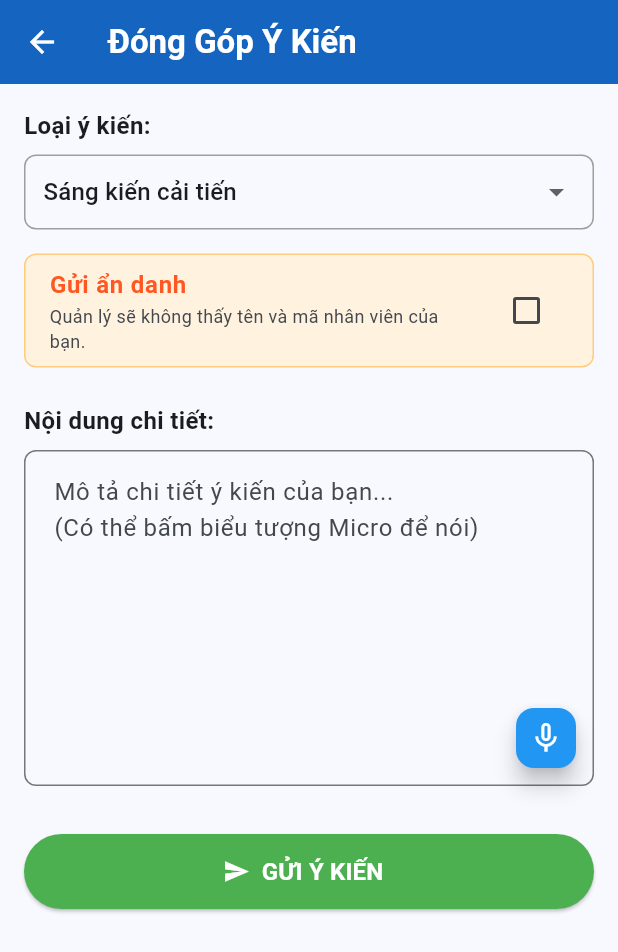
After one commit to feed6789/factory-app, a Flutter app: the FeedbackMainPage screen opened directly, on a phone screen of 412 x 824 dp. The commit adds this screen. Shown: the top 952 px of the screen. Run offline on Flutter 3.47's test engine with Material 3 defaults, Android fonts, the phone set to English and light mode, and no system bars; our stand-ins replace csv, file_picker, fl_chart, flutter_dotenv, flutter_riverpod, freezed_annotation and 2 more; missing offline and left inert: universal_html; accounts and stored records are empty.

Commit message:
feedback

```diff
--- /dev/null
+++ b/devtools_options.yaml
@@ -0,0 +1,3 @@
+description: This file stores settings for Dart & Flutter DevTools.
+documentation: https://docs.flutter.dev/tools/devtools/extensions#configure-extension-enablement-states
+extensions:
--- a/lib/features/admin/controllers/department_controller.dart
+++ b/lib/features/admin/controllers/department_controller.dart
@@ -11,6 +11,7 @@ final Map<String, String> GROUP_NAMES = {
   "cham_cong": "Chấm Công & Xếp Loại",
   "duyet_don": "Duyệt Đơn Từ",
   "bao_cao": "Báo cáo & Thống kê",
+  "gop_y": "Đóng Góp & Tiện Ích",
 };
 
 final Map<String, Map<String, String>> ALL_FEATURES_NESTED = {
@@ -41,6 +42,7 @@ final Map<String, Map<String, String>> ALL_FEATURES_NESTED = {
     "bao_cao_enter_data": "Nhập liệu báo cáo hàng ngày",
     "bao_cao_config_cabinet": "Cấu hình (Thêm/Sửa/Xóa Tủ điện)",
   },
+  "gop_y": {"gop_y": "Đóng góp Ý kiến"},
 };
 
 final divisionListProvider = FutureProvider<List<Map<String, dynamic>>>((
--- a/lib/features/admin/views/department_management_page.dart
+++ b/lib/features/admin/views/department_management_page.dart
@@ -17,6 +17,7 @@ const Map<String, String> ALL_FEATURES = {
   "tai_san": "Quản lý Tài sản",
   "san_xuat": "Nhật ký Sản xuất",
   "giao_viec": "Giao Việc",
+  "gop_y": "Đóng góp Ý kiến",
 };
 const List<String> ROLES = [
   'admin',
--- /dev/null
+++ b/lib/features/attendance/views/feedback_main_page.dart
@@ -0,0 +1,67 @@
+import 'package:flutter/material.dart';
+import 'package:flutter_riverpod/flutter_riverpod.dart';
+import '../../auth/controllers/auth_controller.dart';
+import 'feedback_submission_page.dart';
+import 'feedback_management_tab.dart';
+
+class FeedbackMainPage extends ConsumerWidget {
+  const FeedbackMainPage({super.key});
+
+  @override
+  Widget build(BuildContext context, WidgetRef ref) {
+    final profileAsync = ref.watch(currentProfileProvider);
+
+    return profileAsync.when(
+      loading: () =>
+          const Scaffold(body: Center(child: CircularProgressIndicator())),
+      error: (err, stack) => Scaffold(body: Center(child: Text("Lỗi: $err"))),
+      data: (profile) {
+        if (profile == null)
+          return const Scaffold(body: Center(child: Text("Không có dữ liệu")));
+
+        // Kiểm tra xem user có quyền quản lý không
+        final isManager = [
+          'admin',
+          'director',
+          'team_leader',
+          'section_head',
+        ].contains(profile.role);
+
+        if (!isManager) {
+          // Worker bình thường chỉ thấy trang gửi
+          return const FeedbackSubmissionPage(isStandalone: true);
+        }
+
+        // Quản lý sẽ thấy giao diện 2 Tabs
+        return DefaultTabController(
+          length: 2,
+          child: Scaffold(
+            appBar: AppBar(
+              title: const Text(
+                "Ý Kiến & Đóng Góp",
+                style: TextStyle(fontWeight: FontWeight.bold),
+              ),
+              backgroundColor: Colors.blue.shade800,
+              foregroundColor: Colors.white,
+              bottom: const TabBar(
+                labelColor: Colors.orangeAccent,
+                unselectedLabelColor: Colors.white70,
+                indicatorColor: Colors.orangeAccent,
+                tabs: [
+                  Tab(icon: Icon(Icons.list_alt), text: "Quản Lý Ý Kiến"),
+                  Tab(icon: Icon(Icons.send), text: "Gửi Ý Kiến"),
+                ],
+              ),
+            ),
+            body: const TabBarView(
+              children: [
+                FeedbackManagementTab(),
+                FeedbackSubmissionPage(isStandalone: false),
+              ],
+            ),
+          ),
+        );
+      },
+    );
+  }
+}
--- /dev/null
+++ b/lib/features/attendance/views/feedback_submission_page.dart
@@ -0,0 +1,261 @@
+import 'package:flutter/material.dart';
+import 'package:flutter_riverpod/flutter_riverpod.dart';
+import 'package:speech_to_text/speech_to_text.dart' as stt;
+import '../controllers/feedback_controller.dart';
+import '../../auth/controllers/auth_controller.dart';
+
+class FeedbackSubmissionPage extends ConsumerStatefulWidget {
+  // 1. KHAI BÁO isStandalone Ở ĐÂY
+  final bool isStandalone;
+
+  const FeedbackSubmissionPage({super.key, this.isStandalone = true});
+
+  @override
+  ConsumerState<FeedbackSubmissionPage> createState() =>
+      _FeedbackSubmissionPageState();
+}
+
+class _FeedbackSubmissionPageState
+    extends ConsumerState<FeedbackSubmissionPage> {
+  final _contentCtrl = TextEditingController();
+  String _selectedType = 'Sáng kiến cải tiến';
+
+  // 2. KHAI BÁO _isAnonymous Ở ĐÂY
+  bool _isAnonymous = false;
+
+  final List<String> _types = [
+    'Sáng kiến cải tiến',
+    'Báo cáo Lỗi / Hỏng hóc',
+    'Khó khăn trong công việc',
+    'Khác',
+  ];
+
+  late stt.SpeechToText _speech;
+  bool _isListening = false;
+  String _previousText = '';
+
+  @override
+  void initState() {
+    super.initState();
+    _speech = stt.SpeechToText();
+  }
+
+  void _listen() async {
+    if (!_isListening) {
+      try {
+        bool available = await _speech.initialize(
+          onStatus: (val) {
+            if (val == 'done' || val == 'notListening') {
+              setState(() => _isListening = false);
+            }
+          },
+          onError: (val) {
+            setState(() => _isListening = false);
+          },
+        );
+
+        if (available) {
+          setState(() {
+            _isListening = true;
+            _previousText = _contentCtrl.text;
+            if (_previousText.isNotEmpty && !_previousText.endsWith(' ')) {
+              _previousText += ' ';
+            }
+          });
+          _speech.listen(
+            onResult: (val) => setState(() {
+              _contentCtrl.text = _previousText + val.recognizedWords;
+            }),
+            localeId: 'vi_VN',
+          );
+        } else {
+          ScaffoldMessenger.of(context).showSnackBar(
+            const SnackBar(
+              content: Text(
+                'Không hỗ trợ nhận diện giọng nói hoặc chưa cấp quyền.',
+              ),
+              backgroundColor: Colors.orange,
+            ),
+          );
+        }
+      } catch (e) {
+        setState(() => _isListening = false);
+      }
+    } else {
+      setState(() => _isListening = false);
+      _speech.stop();
+    }
+  }
+
+  @override
+  Widget build(BuildContext context) {
+    Widget body = SingleChildScrollView(
+      padding: const EdgeInsets.all(16),
+      child: Column(
+        crossAxisAlignment: CrossAxisAlignment.start,
+        children: [
+          const Text(
+            "Loại ý kiến:",
+            style: TextStyle(fontWeight: FontWeight.bold, fontSize: 16),
+          ),
+          const SizedBox(height: 8),
+          Container(
+            padding: const EdgeInsets.symmetric(horizontal: 12),
+            decoration: BoxDecoration(
+              border: Border.all(color: Colors.grey),
+              borderRadius: BorderRadius.circular(8),
+            ),
+            child: DropdownButtonHideUnderline(
+              child: DropdownButton<String>(
+                isExpanded: true,
+                value: _selectedType,
+                items: _types
+                    .map((e) => DropdownMenuItem(value: e, child: Text(e)))
+                    .toList(),
+                onChanged: (val) => setState(() => _selectedType = val!),
+              ),
+            ),
+          ),
+          const SizedBox(height: 16),
+
+          // Giao diện Checkbox Ẩn Danh
+          Container(
+            decoration: BoxDecoration(
+              color: Colors.orange.shade50,
+              borderRadius: BorderRadius.circular(8),
+              border: Border.all(color: Colors.orange.shade200),
+            ),
+            child: CheckboxListTile(
+              title: const Text(
+                "Gửi ẩn danh",
+                style: TextStyle(
+                  fontWeight: FontWeight.bold,
+                  color: Colors.deepOrange,
+                ),
+              ),
+              subtitle: const Text(
+                "Quản lý sẽ không thấy tên và mã nhân viên của bạn.",
+                style: TextStyle(fontSize: 12),
+              ),
+              value: _isAnonymous, // Sử dụng biến ở đây
+              activeColor: Colors.deepOrange,
+              onChanged: (val) => setState(() => _isAnonymous = val ?? false),
+            ),
+          ),
+          const SizedBox(height: 24),
+
+          const Text(
+            "Nội dung chi tiết:",
+            style: TextStyle(fontWeight: FontWeight.bold, fontSize: 16),
+          ),
+          const SizedBox(height: 8),
+          Stack(
+            children: [
+              TextField(
+                controller: _contentCtrl,
+                maxLines: 8,
+                decoration: InputDecoration(
+                  hintText:
+                      "Mô tả chi tiết ý kiến của bạn...\n(Có thể bấm biểu tượng Micro để nói)",
+                  border: OutlineInputBorder(
+                    borderRadius: BorderRadius.circular(8),
+                  ),
+                  contentPadding: const EdgeInsets.all(16),
+                ),
+              ),
+              Positioned(
+                bottom: 8,
+                right: 8,
+                child: FloatingActionButton.small(
+                  heroTag: 'mic_btn',
+                  backgroundColor: _isListening ? Colors.red : Colors.blue,
+                  onPressed: _listen,
+                  child: Icon(
+                    _isListening ? Icons.mic : Icons.mic_none,
+                    color: Colors.white,
+                  ),
+                ),
+              ),
+            ],
+          ),
+          const SizedBox(height: 32),
+          SizedBox(
+            width: double.infinity,
+            height: 50,
+            child: ElevatedButton.icon(
+              icon: const Icon(Icons.send),
+              label: const Text(
+                "GỬI Ý KIẾN",
+                style: TextStyle(fontSize: 16, fontWeight: FontWeight.bold),
+              ),
+              style: ElevatedButton.styleFrom(
+                backgroundColor: Colors.green,
+                foregroundColor: Colors.white,
+              ),
+              onPressed: () async {
+                if (_contentCtrl.text.trim().isEmpty) {
+                  ScaffoldMessenger.of(context).showSnackBar(
+                    const SnackBar(content: Text('Vui lòng nhập nội dung.')),
+                  );
+                  return;
+                }
+
+                final profile = await ref.read(currentProfileProvider.future);
+                if (profile == null) return;
+
+                final success = await ref
+                    .read(feedbackActionProvider)
+                    .submitFeedback(
+                      userId: profile.id,
+                      type: _selectedType,
+                      content: _contentCtrl.text.trim(),
+                      isAnonymous: _isAnonymous,
+                    );
+
+                if (context.mounted) {
+                  if (success) {
+                    _contentCtrl.clear();
+                    setState(() => _isAnonymous = false);
+                    ScaffoldMessenger.of(context).showSnackBar(
+                      const SnackBar(
+                        content: Text('Cảm ơn bạn đã đóng góp ý kiến!'),
+                        backgroundColor: Colors.green,
+                      ),
+                    );
+
+                    // 3. GỌI widget.isStandalone CHUẨN XÁC Ở ĐÂY
+                    if (widget.isStandalone) {
+                      Navigator.pop(context);
+                    }
+                  } else {
+                    ScaffoldMessenger.of(context).showSnackBar(
+                      const SnackBar(
+                        content: Text('Gửi thất bại, vui lòng thử lại.'),
+                        backgroundColor: Colors.red,
+                      ),
+                    );
+                  }
+                }
+              },
+            ),
+          ),
+        ],
+      ),
+    );
+
+    // 4. KIỂM TRA ĐIỀU KIỆN RENDER CÓ APPBAR HAY KHÔNG
+    if (!widget.isStandalone) return body;
+
+    return Scaffold(
+      appBar: AppBar(
+        title: const Text(
+          "Đóng Góp Ý Kiến",
+          style: TextStyle(fontWeight: FontWeight.bold),
+        ),
+        backgroundColor: Colors.blue.shade800,
+        foregroundColor: Colors.white,
+      ),
+      body: body,
+    );
+  }
+}
--- a/pubspec.yaml
+++ b/pubspec.yaml
@@ -48,6 +48,7 @@ dependencies:
 
   # UI & Utils
   intl: ^0.19.0
+  speech_to_text: ^7.3.0
 
 dev_dependencies:
   flutter_test:
```
Also changed, not shown: lib/features/attendance/controllers/feedback_controller.dart (added, +94 -0 lines), lib/features/attendance/views/feedback_management_tab.dart (added, +204 -0 lines), lib/features/home/views/main_navigation_page.dart (+25 -1 lines), pubspec.lock, 4 other files.
